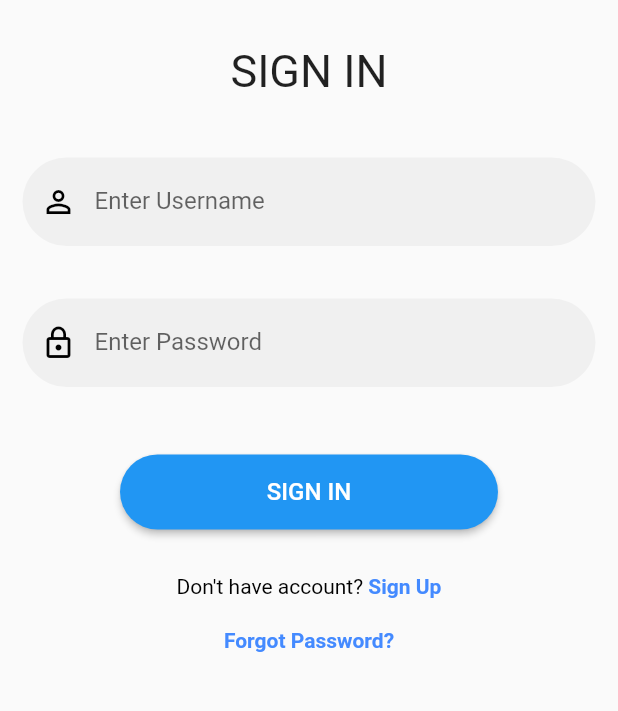
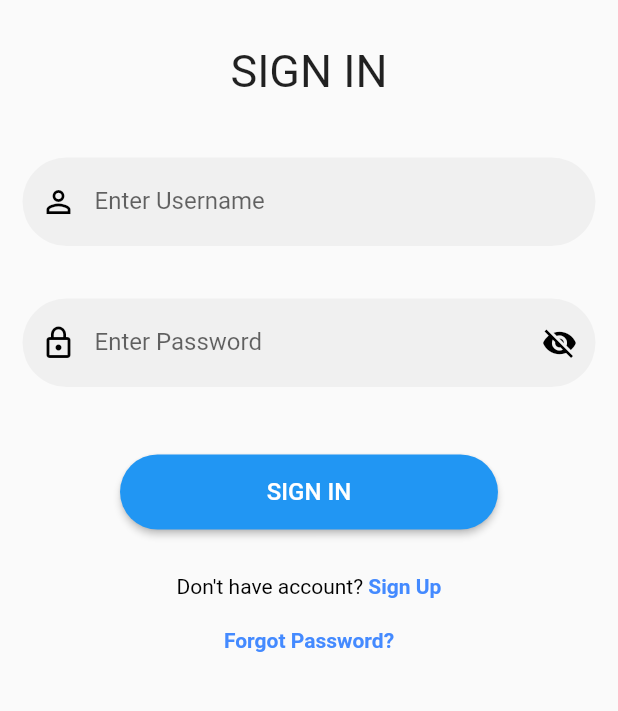
Before and after one commit to mvikash7/TrackEZ, a Flutter app: the screen it shows after launch, on a phone screen of 412 x 824 dp, the part 254-965 px from its top. Run offline on Flutter 3.47's test engine with Material 2 defaults, Android fonts, the phone set to English and light mode, and no system bars; our stand-ins replace cloud_firestore, firebase_auth, firebase_core, shared_preferences; missing offline and left inert: flutter_overlay_loader; accounts and stored records are empty.

Commit message:
Updated password textfield validations and show password icon.

```diff
--- a/lib/screens/book_device_screen.dart
+++ b/lib/screens/book_device_screen.dart
@@ -155,7 +155,8 @@ class _BookDeviceState extends State<BookDeviceScreen>{
                       managerName!,
                       selectedDevice,
                       _fromDateInput.text,
-                      _toDateInput.text).then((value) => {
+                      _toDateInput.text,
+                  "Awaiting approval").then((value) => {
                         showAlertDialog(context, "Booked Successfully!"),
                   }).onError((error, stackTrace) => {
                     showAlertDialog(context, "$error")
--- a/lib/screens/signin_screen.dart
+++ b/lib/screens/signin_screen.dart
@@ -16,9 +16,16 @@ class SignInScreen extends StatefulWidget {
 class _SignInScreenState extends State<SignInScreen> {
   final TextEditingController _emailTextController = TextEditingController();
   final TextEditingController _passwordTextController = TextEditingController();
+  bool _passwordVisible = true;
   final _formKeySignIn = GlobalKey<FormState>();
 
   final validator = Validator();
+
+  @override
+  void initState() {
+    super.initState();
+    _passwordVisible = false;
+  }
 
   @override
   Widget build(BuildContext context) {
@@ -65,9 +72,33 @@ class _SignInScreenState extends State<SignInScreen> {
                 padding: const EdgeInsets.all(15.0),
                 child: TextFormField (
                   controller: _passwordTextController,
-                  decoration: reusableDecoration("Enter Password", Icons.lock_outline),
+                  decoration: InputDecoration(
+                      prefixIcon: const Icon(
+                        Icons.lock_outline,
+                        color: Colors.black,
+                      ),
+                      suffixIcon: IconButton(
+                        icon: Icon(
+                          _passwordVisible
+                              ? Icons.visibility
+                              : Icons.visibility_off,
+                          color: Colors.black,
+                        ),
+                        onPressed: () {
+                          setState(() {
+                            _passwordVisible = !_passwordVisible;
+                          });
+                        },
+                      ),
+                      labelText: "Enter Password",
+                      filled: true,
+                      border: OutlineInputBorder(
+                          borderRadius: BorderRadius.circular(30.0),
+                          borderSide: const BorderSide(width: 0, style: BorderStyle.none)
+                      )
+                  ),
                   validator: validator.validateLoginPassword,
-                  obscureText: true,
+                  obscureText: !_passwordVisible,
                   ),
               ),
 
```
Also changed, not shown: lib/firebase_data/book_device_firebase.dart (+9 -2 lines).
